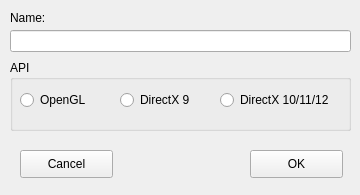
The window that src/ui/game_configs.ui (ddc/ReShadeUtils) describes before a commit, drawn with Qt 5.
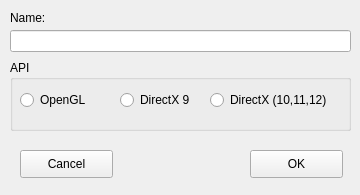
The same window after the commit. Icons and pictures are not drawn.

The edit to the form file:
```diff
--- a/src/ui/game_configs.ui
+++ b/src/ui/game_configs.ui
@@ -116,14 +116,14 @@
    <widget class="QRadioButton" name="dx_radioButton">
     <property name="geometry">
      <rect>
-      <x>210</x>
+      <x>200</x>
       <y>30</y>
-      <width>111</width>
+      <width>131</width>
       <height>20</height>
      </rect>
     </property>
     <property name="text">
-     <string>DirectX 10/11/12</string>
+     <string>DirectX (10,11,12)</string>
     </property>
    </widget>
    <widget class="QRadioButton" name="opengl_radioButton">
```
Left out of the diff: 4 changed lines with no effect on the pictures.
